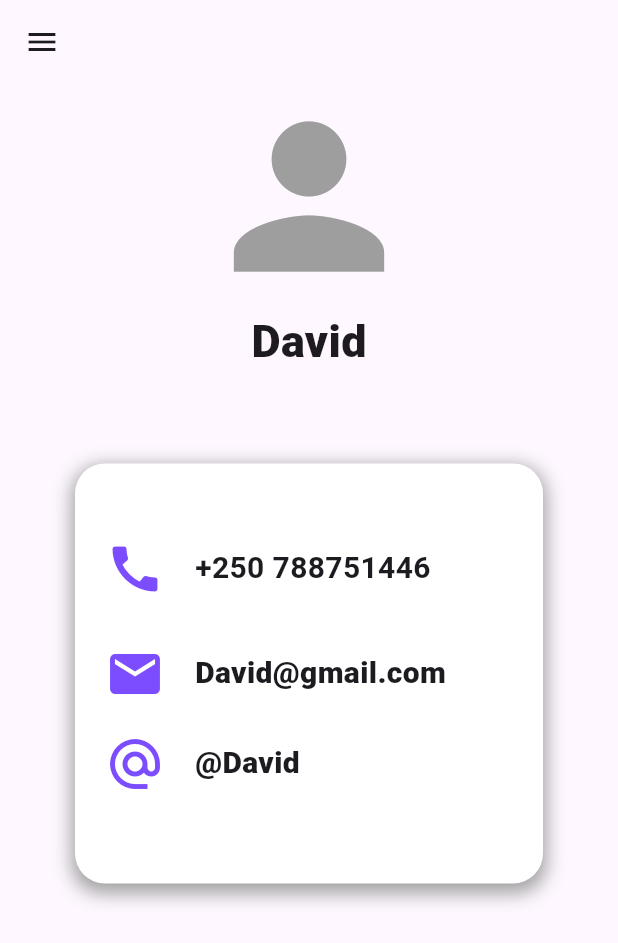
After one commit to ChrisKamanzi/lost-and-found, a Flutter app: the account screen opened by its route, on a phone screen of 412 x 824 dp. The commit adds this screen. Shown: the top 943 px of the screen. Run offline on Flutter 3.47's test engine with Material 3 defaults, Android fonts, the light colour scheme and no system bars; our stand-ins replace flutter_riverpod, go_router, google_fonts, image_picker, riverpod; Roboto replaces fonts that are missing (Brawler).

Commit message:
added an acount.dart file UI

```diff
--- a/lib/create_Ad/create_ad_reg.dart
+++ b/lib/create_Ad/create_ad_reg.dart
@@ -4,6 +4,7 @@ import 'package:go_router/go_router.dart';
 import 'package:google_fonts/google_fonts.dart';
 import 'package:lost_and_found/create_Ad/select_pic.dart';
 import 'package:lost_and_found/models/create_ad_model.dart';
+import 'package:lost_and_found/widgets/drawer.dart';
 import 'package:lost_and_found/widgets/elevated_button.dart';
 import 'package:lost_and_found/widgets/text_field.dart';
 import 'package:riverpod/riverpod.dart';
@@ -41,6 +42,7 @@ class create_ad_reg extends ConsumerWidget {
     };
     return Scaffold(
       appBar: AppBar(automaticallyImplyLeading: true),
+    //  drawer: drawer(),
       body: SingleChildScrollView(
         child: Padding(
           padding: const EdgeInsets.only(left: 20, right: 20),
--- a/lib/create_Ad/requestor_info.dart
+++ b/lib/create_Ad/requestor_info.dart
@@ -2,6 +2,7 @@ import 'package:flutter/material.dart';
 import 'package:go_router/go_router.dart';
 import 'package:google_fonts/google_fonts.dart';
 import 'package:lost_and_found/models/requestor_info.dart';
+import 'package:lost_and_found/widgets/drawer.dart';
 import 'package:lost_and_found/widgets/elevated_button.dart';
 import 'package:lost_and_found/widgets/text_field.dart';
 
@@ -30,6 +31,7 @@ class requestor_info extends StatelessWidget {
 
     return Scaffold(
       appBar: AppBar(automaticallyImplyLeading: true),
+      //drawer: drawer(),
       body: SingleChildScrollView(
         child: Padding(
           padding: const EdgeInsets.only(left: 30, right: 30, top: 30),
--- a/lib/create_Ad/select_pic.dart
+++ b/lib/create_Ad/select_pic.dart
@@ -2,6 +2,7 @@ import 'package:flutter/material.dart';
 import 'package:go_router/go_router.dart';
 import 'package:google_fonts/google_fonts.dart';
 import 'package:lost_and_found/create_Ad/upload_image.dart';
+import 'package:lost_and_found/widgets/drawer.dart';
 import 'package:lost_and_found/widgets/elevated_button.dart';
 import 'package:image_picker/image_picker.dart';
 import 'dart:io';
--- a/lib/create_Ad/upload_image.dart
+++ b/lib/create_Ad/upload_image.dart
@@ -1,6 +1,7 @@
 import 'package:flutter/material.dart';
 import 'package:go_router/go_router.dart';
 import 'package:image_picker/image_picker.dart';
+import 'package:lost_and_found/widgets/drawer.dart';
 import 'dart:io';
 import 'package:lost_and_found/widgets/elevated_button.dart';
 
@@ -57,6 +58,7 @@ class _UploadImageState extends State<uploadImage> {
   Widget build(BuildContext context) {
     return Scaffold(
       appBar: AppBar(automaticallyImplyLeading: true),
+    //  drawer: drawer(),
       body: SingleChildScrollView(
         child: Padding(
           padding: const EdgeInsets.only(left: 30, right: 50),
--- a/lib/main.dart
+++ b/lib/main.dart
@@ -10,6 +10,7 @@ import 'package:lost_and_found/pages/authentication/forgot_token.dart';
 import 'package:lost_and_found/pages/authentication/home_login .dart';
 import 'package:lost_and_found/pages/authentication/login.dart';
 import 'package:lost_and_found/pages/authentication/sign_up.dart';
+import 'package:lost_and_found/pages/home/acount.dart';
 import 'package:lost_and_found/pages/home/all_card.dart';
 import 'package:lost_and_found/pages/home/home.dart';
 import 'package:lost_and_found/pages/home/lost_found_items.dart';
@@ -119,5 +120,11 @@ final GoRouter _router = GoRouter(
         return TokenPage();
       },
     ),
+    GoRoute(
+      path: '/account',
+      builder: (BuildContext context, GoRouterState state) {
+        return account();
+      },
+    ),
   ],
 );
--- /dev/null
+++ b/lib/pages/home/acount.dart
@@ -0,0 +1,130 @@
+import 'package:flutter/material.dart';
+import 'package:google_fonts/google_fonts.dart';
+import 'package:lost_and_found/widgets/drawer.dart';
+
+class account extends StatelessWidget {
+  const account({super.key});
+
+  @override
+  Widget build(BuildContext context) {
+    return Scaffold(
+      appBar: AppBar(),
+      drawer: drawer(),
+      body: SingleChildScrollView(
+        child: Column(
+          children: [
+            Column(
+              crossAxisAlignment: CrossAxisAlignment.center,
+              children: [
+                Icon(Icons.person, size: 150, color: Colors.grey),
+                Text(
+                  'David',
+                  style: GoogleFonts.brawler(
+                    textStyle: TextStyle(
+                      fontWeight: FontWeight.w900,
+                      fontSize: 30,
+                    ),
+                  ),
+                ),
+              ],
+            ),
+            SizedBox(height: 60),
+
+            SizedBox(
+              height: 280,
+              width: double.infinity,
+              child: Padding(
+                padding: const EdgeInsets.only(left: 50, right: 50),
+                child: Container(
+                  decoration: BoxDecoration(
+                    boxShadow: [
+                      BoxShadow(
+                        color: Colors.grey,
+                        blurRadius: 10,
+                        spreadRadius: 2,
+                        offset: Offset(0, 4),
+                      ),
+                    ],
+                    borderRadius: BorderRadius.circular(20),
+                    color: Colors.white,
+                  ),
+                  child: Padding(
+                    padding: const EdgeInsets.only(top: 50, left: 20, right: 30),
+                    child: Column(
+                      crossAxisAlignment: CrossAxisAlignment.start,
+                      children: [
+                        Row(
+                          children: [
+                            Icon(
+                              Icons.call,
+                              size: 40,
+                              color: Colors.deepPurpleAccent,
+                            ),
+                            SizedBox(width: 20),
+                            Text(
+                              '+250 788751446',
+                              style: GoogleFonts.brawler(
+                                textStyle: TextStyle(
+                                  fontSize: 20,
+                                  fontWeight: FontWeight.w700,
+                                ),
+                              ),
+                            ),
+                          ],
+                        ),
+                        SizedBox(height: 30),
+
+                        Row(
+                          children: [
+                            Icon(
+                              Icons.email,
+                              size: 40,
+                              color: Colors.deepPurpleAccent,
+                            ),
+                            SizedBox(width: 20),
+
+                            Text(
+                              'David@gmail.com',
+                              style: GoogleFonts.brawler(
+                                textStyle: TextStyle(
+                                  fontWeight: FontWeight.w800,
+                                  fontSize: 20,
+                                ),
+                              ),
+                            ),
+                          ],
+                        ),
+                        SizedBox(height: 20),
+
+                        Row(
+                          children: [
+                            Icon(
+                              Icons.alternate_email,
+                              size: 40,
+                              color: Colors.deepPurpleAccent,
+                            ),
+                            SizedBox(width: 20),
+
+                            Text(
+                              '@David',
+                              style: GoogleFonts.brawler(
+                                textStyle: TextStyle(
+                                  fontSize: 20,
+                                  fontWeight: FontWeight.w800,
+                                ),
+                              ),
+                            ),
+                          ],
+                        ),
+                      ],
+                    ),
+                  ),
+                ),
+              ),
+            ),
+          ],
+        ),
+      ),
+    );
+  }
+}
--- a/lib/pages/home/lost_found_items.dart
+++ b/lib/pages/home/lost_found_items.dart
@@ -1,6 +1,7 @@
 import 'package:flutter/material.dart';
 import 'package:google_fonts/google_fonts.dart';
 import 'package:lost_and_found/pages/home/all_card.dart';
+import 'package:lost_and_found/widgets/drawer.dart';
 
 class lost_found_items extends StatefulWidget {
   const lost_found_items ({super.key});
@@ -30,6 +31,7 @@ class _homeState extends State<lost_found_items > with SingleTickerProviderState
   Widget build(BuildContext context) {
     return Scaffold(
       appBar: AppBar(
+
         automaticallyImplyLeading: true,
         title: Padding(
           padding: const EdgeInsets.only(left: 10),
@@ -43,6 +45,7 @@ class _homeState extends State<lost_found_items > with SingleTickerProviderState
             ),
           ),
         ),
+
       bottom: TabBar(
           tabs: [
             Tab(text: 'All'),
@@ -55,6 +58,7 @@ class _homeState extends State<lost_found_items > with SingleTickerProviderState
           controller: _TabController,
         ),
       ),
+   //   drawer: drawer(),
       body: TabBarView(
         controller: _TabController,
         children: [
--- a/lib/widgets/drawer.dart
+++ b/lib/widgets/drawer.dart
@@ -26,10 +26,13 @@ class drawer extends StatelessWidget {
                     Row(
                       mainAxisAlignment: MainAxisAlignment.spaceBetween,
                       children: [
-                        Icon(
+                        IconButton(
+                          onPressed: () => context.go('/account'),
+                          icon: Icon(
                             Icons.person,
                             size: 80,
                             color: Colors.grey.shade500,
+                          ),
                         ),
                         Icon(
                           Icons.brightness_3_sharp,
@@ -128,13 +131,15 @@ class drawer extends StatelessWidget {
                 SizedBox(height: 200),
                 TextButton(
                   onPressed: () {},
-                  child: Text('LogOut',
+                  child: Text(
+                    'LogOut',
                     style: GoogleFonts.brawler(
                       textStyle: TextStyle(
                         fontSize: 20,
-                          fontWeight: FontWeight.w300
-                        )
-                      )),
+                        fontWeight: FontWeight.w300,
+                      ),
+                    ),
+                  ),
                 ),
               ],
             ),
```
Also changed, not shown: asset/success.png (added). Lines whose indentation alone changed are shown as unchanged.
